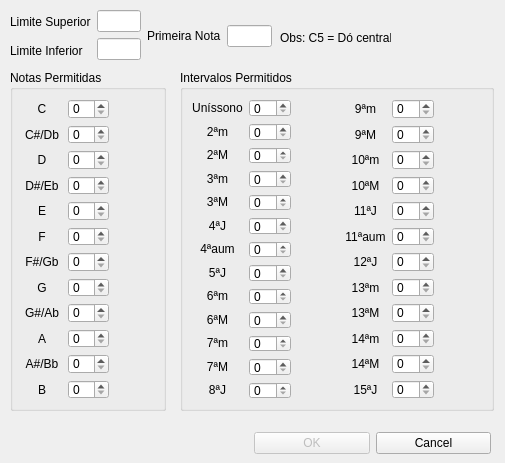
The window that melodicsetupform.ui (henriqueinonhe/note-spitter) describes before a commit, drawn with Qt 5.
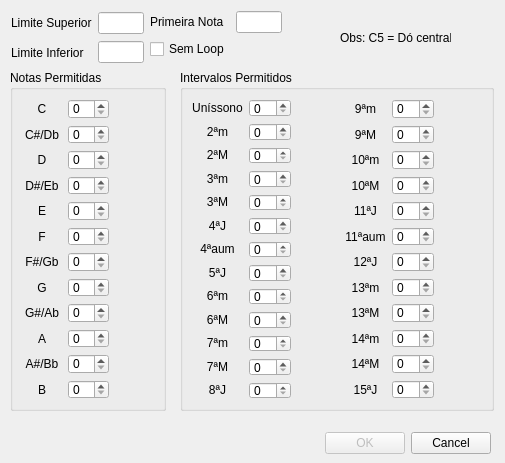
The same window after the commit.

Commit message: Lots of things implemented in GUI

Diff of the .ui file:
```diff
--- a/melodicsetupform.ui
+++ b/melodicsetupform.ui
@@ -22,7 +22,7 @@
   <widget class="QLabel" name="label_38">
    <property name="geometry">
     <rect>
-     <x>280</x>
+     <x>340</x>
      <y>30</y>
      <width>111</width>
      <height>16</height>
@@ -961,64 +961,6 @@
     </item>
    </layout>
   </widget>
-  <widget class="QWidget" name="">
-   <property name="geometry">
-    <rect>
-     <x>10</x>
-     <y>10</y>
-     <width>262</width>
-     <height>52</height>
-    </rect>
-   </property>
-   <layout class="QHBoxLayout" name="horizontalLayout_7">
-    <item>
-     <layout class="QHBoxLayout" name="horizontalLayout">
-      <item>
-       <layout class="QVBoxLayout" name="verticalLayout">
-        <item>
-         <widget class="QLabel" name="labelLimiteSuperior">
-          <property name="text">
-           <string>Limite Superior</string>
-          </property>
-         </widget>
-        </item>
-        <item>
-         <widget class="QLabel" name="labelLimiteInferior">
-          <property name="text">
-           <string>Limite Inferior</string>
-          </property>
-         </widget>
-        </item>
-       </layout>
-      </item>
-      <item>
-       <layout class="QVBoxLayout" name="verticalLayout_2">
-        <item>
-         <widget class="QLineEdit" name="lineEditLimiteSuperior"/>
-        </item>
-        <item>
-         <widget class="QLineEdit" name="lineEditLimiteInferior"/>
-        </item>
-       </layout>
-      </item>
-     </layout>
-    </item>
-    <item>
-     <layout class="QHBoxLayout" name="horizontalLayout_6">
-      <item>
-       <widget class="QLabel" name="label_39">
-        <property name="text">
-         <string>Primeira Nota</string>
-        </property>
-       </widget>
-      </item>
-      <item>
-       <widget class="QLineEdit" name="lineEditFirstPitch"/>
-      </item>
-     </layout>
-    </item>
-   </layout>
-  </widget>
   <widget class="QWidget" name="">
    <property name="geometry">
     <rect>
@@ -1029,8 +971,435 @@
     </rect>
    </property>
    <layout class="QHBoxLayout" name="horizontalLayout_8">
+    <property name="spacing">
+     <number>6</number>
+    </property>
     <item>
      <widget class="QLabel" name="labelInfo">
+      <property name="enabled">
+       <bool>false</bool>
+      </property>
+      <property name="sizePolicy">
+       <sizepolicy hsizetype="Preferred" vsizetype="Preferred">
+        <horstretch>1</horstretch>
+        <verstretch>0</verstretch>
+       </sizepolicy>
+      </property>
+      <property name="palette">
+       <palette>
+        <active>
+         <colorrole role="WindowText">
+          <brush brushstyle="SolidPattern">
+           <color alpha="255">
+            <red>0</red>
+            <green>0</green>
+            <blue>0</blue>
+           </color>
+          </brush>
+         </colorrole>
+         <colorrole role="Button">
+          <brush brushstyle="SolidPattern">
+           <color alpha="255">
+            <red>240</red>
+            <green>6</green>
+            <blue>49</blue>
+           </color>
+          </brush>
+         </colorrole>
+         <colorrole role="Light">
+          <brush brushstyle="SolidPattern">
+           <color alpha="255">
+            <red>255</red>
+            <green>111</green>
+            <blue>138</blue>
+           </color>
+          </brush>
+         </colorrole>
+         <colorrole role="Midlight">
+          <brush brushstyle="SolidPattern">
+           <color alpha="255">
+            <red>247</red>
+            <green>58</green>
+            <blue>93</blue>
+           </color>
+          </brush>
+         </colorrole>
+         <colorrole role="Dark">
+          <brush brushstyle="SolidPattern">
+           <color alpha="255">
+            <red>120</red>
+            <green>3</green>
+            <blue>24</blue>
+           </color>
+          </brush>
+         </colorrole>
+         <colorrole role="Mid">
+          <brush brushstyle="SolidPattern">
+           <color alpha="255">
+            <red>160</red>
+            <green>4</green>
+            <blue>32</blue>
+           </color>
+          </brush>
+         </colorrole>
+         <colorrole role="Text">
+          <brush brushstyle="SolidPattern">
+           <color alpha="255">
+            <red>0</red>
+            <green>0</green>
+            <blue>0</blue>
+           </color>
+          </brush>
+         </colorrole>
+         <colorrole role="BrightText">
+          <brush brushstyle="SolidPattern">
+           <color alpha="255">
+            <red>255</red>
+            <green>255</green>
+            <blue>255</blue>
+           </color>
+          </brush>
+         </colorrole>
+         <colorrole role="ButtonText">
+          <brush brushstyle="SolidPattern">
+           <color alpha="255">
+            <red>0</red>
+            <green>0</green>
+            <blue>0</blue>
+           </color>
+          </brush>
+         </colorrole>
+         <colorrole role="Base">
+          <brush brushstyle="SolidPattern">
+           <color alpha="255">
+            <red>255</red>
+            <green>255</green>
+            <blue>255</blue>
+           </color>
+          </brush>
+         </colorrole>
+         <colorrole role="Window">
+          <brush brushstyle="SolidPattern">
+           <color alpha="255">
+            <red>240</red>
+            <green>6</green>
+            <blue>49</blue>
+           </color>
+          </brush>
+         </colorrole>
+         <colorrole role="Shadow">
+          <brush brushstyle="SolidPattern">
+           <color alpha="255">
+            <red>0</red>
+            <green>0</green>
+            <blue>0</blue>
+           </color>
+          </brush>
+         </colorrole>
+         <colorrole role="AlternateBase">
+          <brush brushstyle="SolidPattern">
+           <color alpha="255">
+            <red>247</red>
+            <green>130</green>
+            <blue>152</blue>
+           </color>
+          </brush>
+         </colorrole>
+         <colorrole role="ToolTipBase">
+          <brush brushstyle="SolidPattern">
+           <color alpha="255">
+            <red>255</red>
+            <green>255</green>
+            <blue>220</blue>
+           </color>
+          </brush>
+         </colorrole>
+         <colorrole role="ToolTipText">
+          <brush brushstyle="SolidPattern">
+           <color alpha="255">
+            <red>0</red>
+            <green>0</green>
+            <blue>0</blue>
+           </color>
+          </brush>
+         </colorrole>
+        </active>
+        <inactive>
+         <colorrole role="WindowText">
+          <brush brushstyle="SolidPattern">
+           <color alpha="255">
+            <red>0</red>
+            <green>0</green>
+            <blue>0</blue>
+           </color>
+          </brush>
+         </colorrole>
+         <colorrole role="Button">
+          <brush brushstyle="SolidPattern">
+           <color alpha="255">
+            <red>240</red>
+            <green>6</green>
+            <blue>49</blue>
+           </color>
+          </brush>
+         </colorrole>
+         <colorrole role="Light">
+          <brush brushstyle="SolidPattern">
+           <color alpha="255">
+            <red>255</red>
+            <green>111</green>
+            <blue>138</blue>
+           </color>
+          </brush>
+         </colorrole>
+         <colorrole role="Midlight">
+          <brush brushstyle="SolidPattern">
+           <color alpha="255">
+            <red>247</red>
+            <green>58</green>
+            <blue>93</blue>
+           </color>
+          </brush>
+         </colorrole>
+         <colorrole role="Dark">
+          <brush brushstyle="SolidPattern">
+           <color alpha="255">
+            <red>120</red>
+            <green>3</green>
+            <blue>24</blue>
+           </color>
+          </brush>
+         </colorrole>
+         <colorrole role="Mid">
+          <brush brushstyle="SolidPattern">
+           <color alpha="255">
+            <red>160</red>
+            <green>4</green>
+            <blue>32</blue>
+           </color>
+          </brush>
+         </colorrole>
+         <colorrole role="Text">
+          <brush brushstyle="SolidPattern">
+           <color alpha="255">
+            <red>0</red>
+            <green>0</green>
+            <blue>0</blue>
+           </color>
+          </brush>
+         </colorrole>
+         <colorrole role="BrightText">
+          <brush brushstyle="SolidPattern">
+           <color alpha="255">
+            <red>255</red>
+            <green>255</green>
+            <blue>255</blue>
+           </color>
+          </brush>
+         </colorrole>
+         <colorrole role="ButtonText">
+          <brush brushstyle="SolidPattern">
+           <color alpha="255">
+            <red>0</red>
+            <green>0</green>
+            <blue>0</blue>
+           </color>
+          </brush>
+         </colorrole>
+         <colorrole role="Base">
+          <brush brushstyle="SolidPattern">
+           <color alpha="255">
+            <red>255</red>
+            <green>255</green>
+            <blue>255</blue>
+           </color>
+          </brush>
+         </colorrole>
+         <colorrole role="Window">
+          <brush brushstyle="SolidPattern">
+           <color alpha="255">
+            <red>240</red>
+            <green>6</green>
+            <blue>49</blue>
+           </color>
+          </brush>
+         </colorrole>
+         <colorrole role="Shadow">
+          <brush brushstyle="SolidPattern">
+           <color alpha="255">
+            <red>0</red>
+            <green>0</green>
+            <blue>0</blue>
+           </color>
+          </brush>
+         </colorrole>
+         <colorrole role="AlternateBase">
+          <brush brushstyle="SolidPattern">
+           <color alpha="255">
+            <red>247</red>
+            <green>130</green>
+            <blue>152</blue>
+           </color>
+          </brush>
+         </colorrole>
+         <colorrole role="ToolTipBase">
+          <brush brushstyle="SolidPattern">
+           <color alpha="255">
+            <red>255</red>
+            <green>255</green>
+            <blue>220</blue>
+           </color>
+          </brush>
+         </colorrole>
+         <colorrole role="ToolTipText">
+          <brush brushstyle="SolidPattern">
+           <color alpha="255">
+            <red>0</red>
+            <green>0</green>
+            <blue>0</blue>
+           </color>
+          </brush>
+         </colorrole>
+        </inactive>
+        <disabled>
+         <colorrole role="WindowText">
+          <brush brushstyle="SolidPattern">
+           <color alpha="255">
+            <red>120</red>
+            <green>3</green>
+            <blue>24</blue>
+           </color>
+          </brush>
+         </colorrole>
+         <colorrole role="Button">
+          <brush brushstyle="SolidPattern">
+           <color alpha="255">
+            <red>240</red>
+            <green>6</green>
+            <blue>49</blue>
+           </color>
+          </brush>
+         </colorrole>
+         <colorrole role="Light">
+          <brush brushstyle="SolidPattern">
+           <color alpha="255">
+            <red>255</red>
+            <green>111</green>
+            <blue>138</blue>
+           </color>
+          </brush>
+         </colorrole>
+         <colorrole role="Midlight">
+          <brush brushstyle="SolidPattern">
+           <color alpha="255">
+            <red>247</red>
+            <green>58</green>
+            <blue>93</blue>
+           </color>
+          </brush>
+         </colorrole>
+         <colorrole role="Dark">
+          <brush brushstyle="SolidPattern">
+           <color alpha="255">
+            <red>120</red>
+            <green>3</green>
+            <blue>24</blue>
+           </color>
+          </brush>
+         </colorrole>
+         <colorrole role="Mid">
+          <brush brushstyle="SolidPattern">
+           <color alpha="255">
+            <red>160</red>
+            <green>4</green>
+            <blue>32</blue>
+           </color>
+          </brush>
+         </colorrole>
+         <colorrole role="Text">
+          <brush brushstyle="SolidPattern">
+           <color alpha="255">
+            <red>120</red>
+            <green>3</green>
+            <blue>24</blue>
+           </color>
+          </brush>
+         </colorrole>
+         <colorrole role="BrightText">
+          <brush brushstyle="SolidPattern">
+           <color alpha="255">
+            <red>255</red>
+            <green>255</green>
+            <blue>255</blue>
+           </color>
+          </brush>
+         </colorrole>
+         <colorrole role="ButtonText">
+          <brush brushstyle="SolidPattern">
+           <color alpha="255">
+            <red>120</red>
+            <green>3</green>
+            <blue>24</blue>
+           </color>
+          </brush>
+         </colorrole>
+         <colorrole role="Base">
+          <brush brushstyle="SolidPattern">
+           <color alpha="255">
+            <red>240</red>
+            <green>6</green>
+            <blue>49</blue>
+           </color>
+          </brush>
+         </colorrole>
+         <colorrole role="Window">
+          <brush brushstyle="SolidPattern">
+           <color alpha="255">
+            <red>240</red>
+            <green>6</green>
+            <blue>49</blue>
+           </color>
+          </brush>
+         </colorrole>
+         <colorrole role="Shadow">
+          <brush brushstyle="SolidPattern">
+           <color alpha="255">
+            <red>0</red>
+            <green>0</green>
+            <blue>0</blue>
+           </color>
+          </brush>
+         </colorrole>
+         <colorrole role="AlternateBase">
+          <brush brushstyle="SolidPattern">
+           <color alpha="255">
+            <red>240</red>
+            <green>6</green>
+            <blue>49</blue>
+           </color>
+          </brush>
+         </colorrole>
+         <colorrole role="ToolTipBase">
+          <brush brushstyle="SolidPattern">
+           <color alpha="255">
+            <red>255</red>
+            <green>255</green>
+            <blue>220</blue>
+           </color>
+          </brush>
+         </colorrole>
+         <colorrole role="ToolTipText">
+          <brush brushstyle="SolidPattern">
+           <color alpha="255">
+            <red>0</red>
+            <green>0</green>
+            <blue>0</blue>
+           </color>
+          </brush>
+         </colorrole>
+        </disabled>
+       </palette>
+      </property>
       <property name="text">
        <string/>
       </property>
@@ -1040,7 +1409,7 @@
      </widget>
     </item>
     <item>
-     <layout class="QHBoxLayout" name="horizontalLayout_5">
+     <layout class="QHBoxLayout" name="horizontalLayout_5" stretch="0,0">
       <item>
        <widget class="QPushButton" name="pushButtonOK">
         <property name="enabled">
@@ -1062,6 +1431,71 @@
     </item>
    </layout>
   </widget>
+  <widget class="QWidget" name="">
+   <property name="geometry">
+    <rect>
+     <x>11</x>
+     <y>11</y>
+     <width>271</width>
+     <height>53</height>
+    </rect>
+   </property>
+   <layout class="QHBoxLayout" name="horizontalLayout_6">
+    <item>
+     <layout class="QHBoxLayout" name="horizontalLayout">
+      <item>
+       <layout class="QVBoxLayout" name="verticalLayout">
+        <item>
+         <widget class="QLabel" name="labelLimiteSuperior">
+          <property name="text">
+           <string>Limite Superior</string>
+          </property>
+         </widget>
+        </item>
+        <item>
+         <widget class="QLabel" name="labelLimiteInferior">
+          <property name="text">
+           <string>Limite Inferior</string>
+          </property>
+         </widget>
+        </item>
+       </layout>
+      </item>
+      <item>
+       <layout class="QVBoxLayout" name="verticalLayout_2">
+        <item>
+         <widget class="QLineEdit" name="lineEditLimiteSuperior"/>
+        </item>
+        <item>
+         <widget class="QLineEdit" name="lineEditLimiteInferior"/>
+        </item>
+       </layout>
+      </item>
+     </layout>
+    </item>
+    <item>
+     <layout class="QFormLayout" name="formLayout">
+      <item row="0" column="0">
+       <widget class="QLabel" name="label_39">
+        <property name="text">
+         <string>Primeira Nota</string>
+        </property>
+       </widget>
+      </item>
+      <item row="0" column="1">
+       <widget class="QLineEdit" name="lineEditFirstPitch"/>
+      </item>
+      <item row="2" column="0">
+       <widget class="QCheckBox" name="checkBoxNoLoop">
+        <property name="text">
+         <string>Sem Loop</string>
+        </property>
+       </widget>
+      </item>
+     </layout>
+    </item>
+   </layout>
+  </widget>
  </widget>
  <resources/>
  <connections/>
```
The commit also changes 2 other files.
